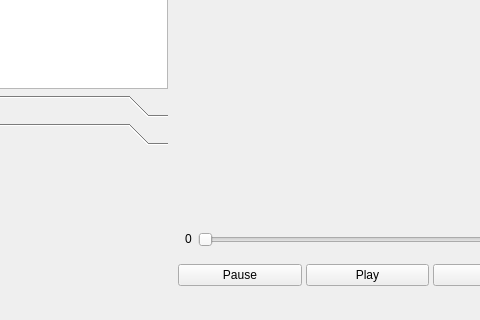
Old version of the form application/gui/mainwindow.ui in the repository BioFoV/BioFoV; both pictures show x 228 to 708 and y 187 to 507 of the 797 by 507 pixel window.
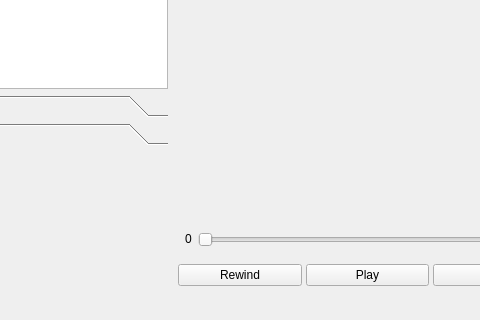
New version of the form. Custom widgets are drawn as their Qt base class.

Commit message: step back button instead of pause since play also pauses

Diff of the .ui file:
```diff
--- a/application/gui/mainwindow.ui
+++ b/application/gui/mainwindow.ui
@@ -284,7 +284,7 @@
          <item>
           <widget class="QPushButton" name="pauseButton">
            <property name="text">
-            <string>Pause</string>
+            <string>Rewind</string>
            </property>
           </widget>
          </item>
```
Left out of the diff: 2 changed lines with no effect on the pictures. The commit also changes 6 other files.
